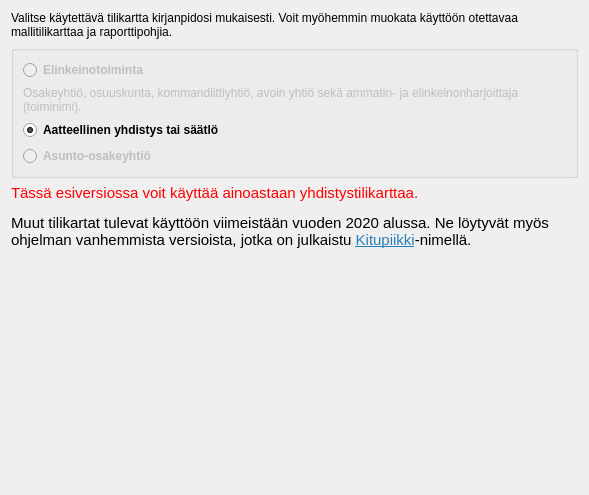
This is kitupiikki/uusikirjanpito/uusitilikartta.ui in artoh/kitupiikki as Qt 5 draws it before an edit. The edited form follows.
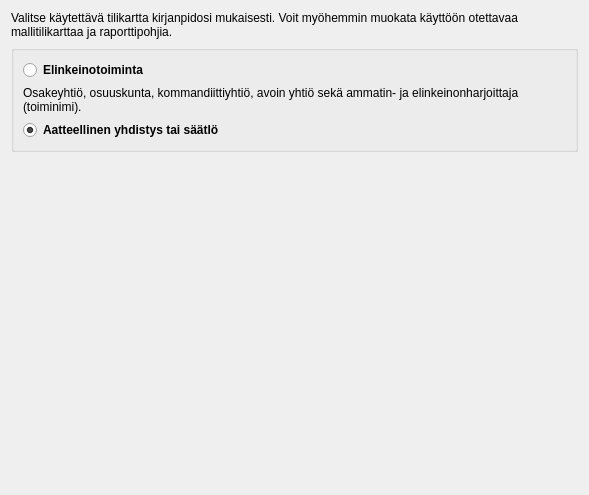
This is the edited form.

```diff
--- a/kitupiikki/uusikirjanpito/uusitilikartta.ui
+++ b/kitupiikki/uusikirjanpito/uusitilikartta.ui
@@ -33,7 +33,7 @@
       <item>
        <widget class="QRadioButton" name="elinkeinoRadio">
         <property name="enabled">
-         <bool>false</bool>
+         <bool>true</bool>
         </property>
         <property name="font">
          <font>
@@ -52,7 +52,7 @@
       <item>
        <widget class="QLabel" name="label_2">
         <property name="enabled">
-         <bool>false</bool>
+         <bool>true</bool>
         </property>
         <property name="text">
          <string>&lt;html&gt;&lt;head/&gt;&lt;body&gt;&lt;p&gt;Osakeyhtiö, osuuskunta, kommandiittiyhtiö, avoin yhtiö sekä ammatin- ja elinkeinonharjoittaja (toiminimi).&lt;/p&gt;&lt;/body&gt;&lt;/html&gt;</string>
@@ -78,35 +78,9 @@
         </property>
        </widget>
       </item>
-      <item>
-       <widget class="QRadioButton" name="asoy">
-        <property name="enabled">
-         <bool>false</bool>
-        </property>
-        <property name="font">
-         <font>
-          <weight>75</weight>
-          <bold>true</bold>
-         </font>
-        </property>
-        <property name="text">
-         <string>Asunto-osakeyhtiö</string>
-        </property>
-       </widget>
-      </item>
      </layout>
     </widget>
    </item>
-   <item>
-    <widget class="QLabel" name="label_3">
-     <property name="text">
-      <string>&lt;html&gt;&lt;head/&gt;&lt;body&gt;&lt;p&gt;&lt;span style=&quot; font-size:11pt; color:#ff0000;&quot;&gt;Tässä esiversiossa voit käyttää ainoastaan yhdistystilikarttaa.&lt;/span&gt;&lt;/p&gt;&lt;p&gt;&lt;span style=&quot; font-size:11pt;&quot;&gt;Muut tilikartat tulevat käyttöön viimeistään vuoden 2020 alussa. Ne löytyvät myös ohjelman vanhemmista versioista, jotka on julkaistu &lt;/span&gt;&lt;a href=&quot;https://kitupiikki.info&quot;&gt;&lt;span style=&quot; font-size:11pt; text-decoration: underline; color:#2980b9;&quot;&gt;Kitupiikki&lt;/span&gt;&lt;/a&gt;&lt;span style=&quot; font-size:11pt;&quot;&gt;-nimellä.&lt;/span&gt;&lt;/p&gt;&lt;/body&gt;&lt;/html&gt;</string>
-     </property>
-     <property name="wordWrap">
-      <bool>true</bool>
-     </property>
-    </widget>
-   </item>
    <item>
     <spacer name="verticalSpacer">
      <property name="orientation">
```
